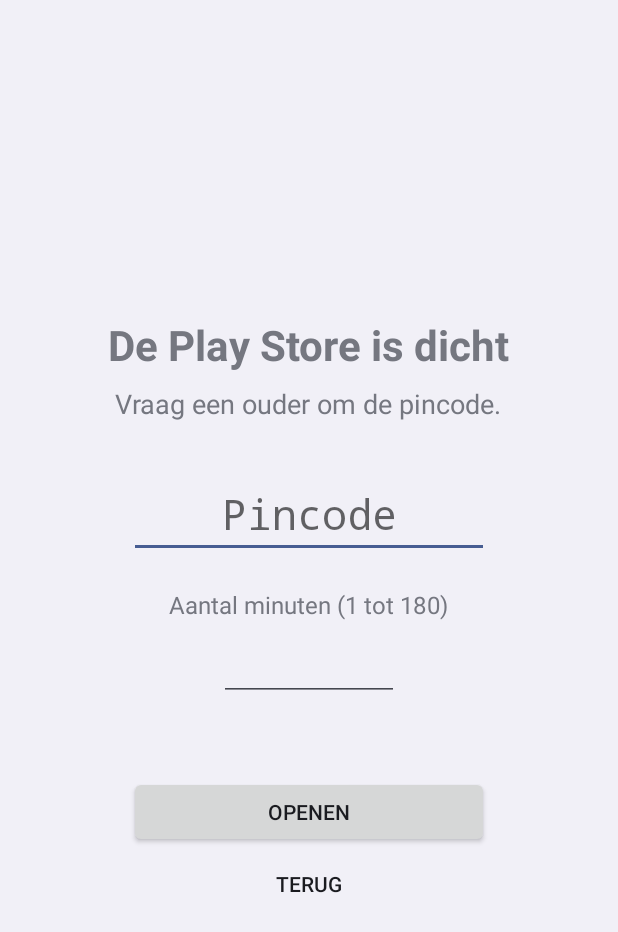
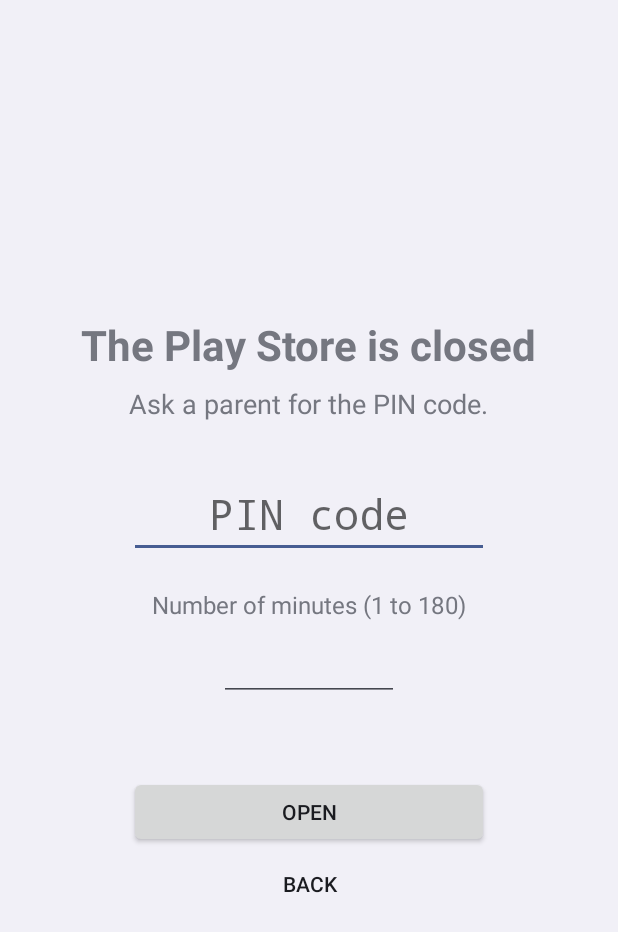
Before and after one commit to jaap198503/play-store-blocker, an Android app: the BlockActivity screen opened directly, with no data from a screen before it, on a phone screen of 412 x 824 dp. Shown: the top 932 px of the screen. Run offline under Robolectric (Android 15) with nearby library versions, the phone set to English and light mode, and no system bars.

Commit message:
Vertaalbare teksten: Engels standaard, plus nl, de, fr en es
Alle schermteksten staan in strings.xml. De app volgt de taal van de tablet
en valt terug op Engels. README beschrijft hoe je een taal toevoegt.

Co-Authored-By: Claude Sonnet 5.5 <noreply@anthropic.com>

```diff
--- a/app/src/main/res/values/strings.xml
+++ b/app/src/main/res/values/strings.xml
@@ -1,16 +1,17 @@
 <?xml version="1.0" encoding="utf-8"?>
+<!-- Standaardtaal: Engels. Vertalingen staan in values-nl, values-de, values-fr en values-es. -->
 <resources>
-    <string name="app_name">Play Store-slot</string>
-    <string name="service_label">Play Store-slot</string>
-    <string name="service_description">Houdt de Google Play Store dicht. Alleen met de pincode van een ouder gaat hij tijdelijk open.</string>
+    <string name="app_name">Play Store Lock</string>
+    <string name="service_label">Play Store Lock</string>
+    <string name="service_description">Keeps the Google Play Store closed. It only opens temporarily with a parent\'s PIN code.</string>
 
-    <string name="block_title">De Play Store is dicht</string>
-    <string name="block_subtitle">Vraag een ouder om de pincode.</string>
-    <string name="block_pin_hint">Pincode</string>
-    <string name="block_minutes_label">Aantal minuten (1 tot 180)</string>
-    <string name="block_unlock">Openen</string>
-    <string name="block_back">Terug</string>
-    <string name="block_pin_empty">Vul eerst de pincode in</string>
-    <string name="block_wrong_pin">Onjuiste pincode</string>
-    <string name="block_locked_out">Te vaak geprobeerd. Wacht %1$d seconden.</string>
+    <string name="block_title">The Play Store is closed</string>
+    <string name="block_subtitle">Ask a parent for the PIN code.</string>
+    <string name="block_pin_hint">PIN code</string>
+    <string name="block_minutes_label">Number of minutes (1 to 180)</string>
+    <string name="block_unlock">Open</string>
+    <string name="block_back">Back</string>
+    <string name="block_pin_empty">Enter the PIN code first</string>
+    <string name="block_wrong_pin">Incorrect PIN code</string>
+    <string name="block_locked_out">Too many attempts. Wait %1$d seconds.</string>
 </resources>
```
Also changed, not shown: 5 other files.
